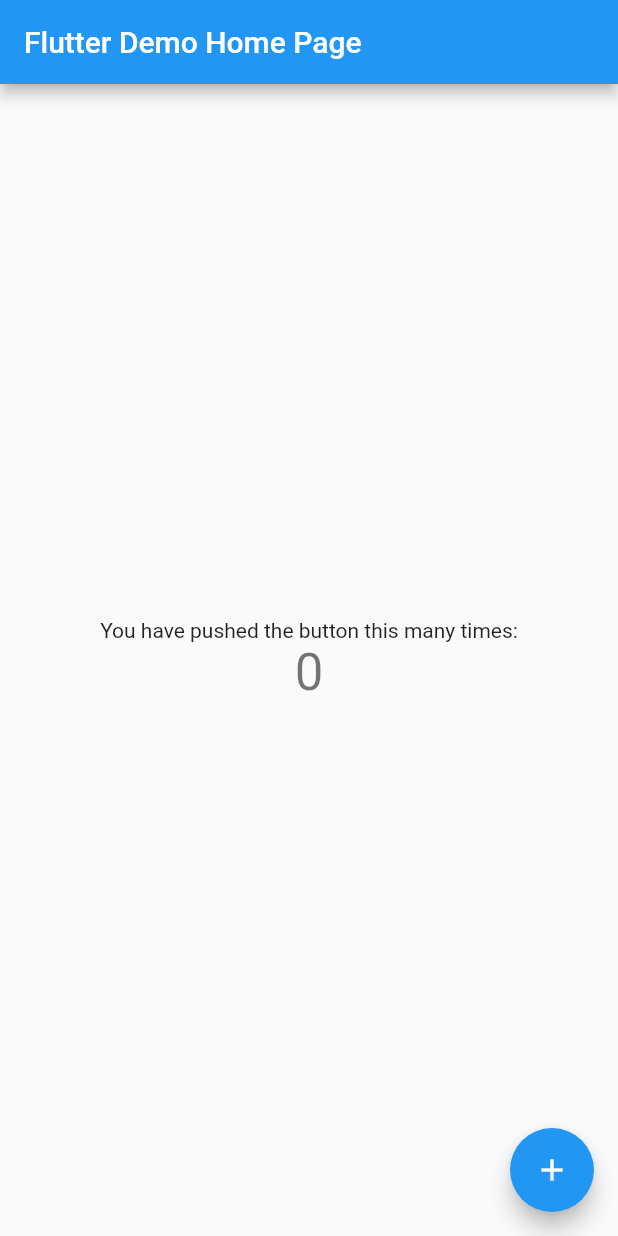
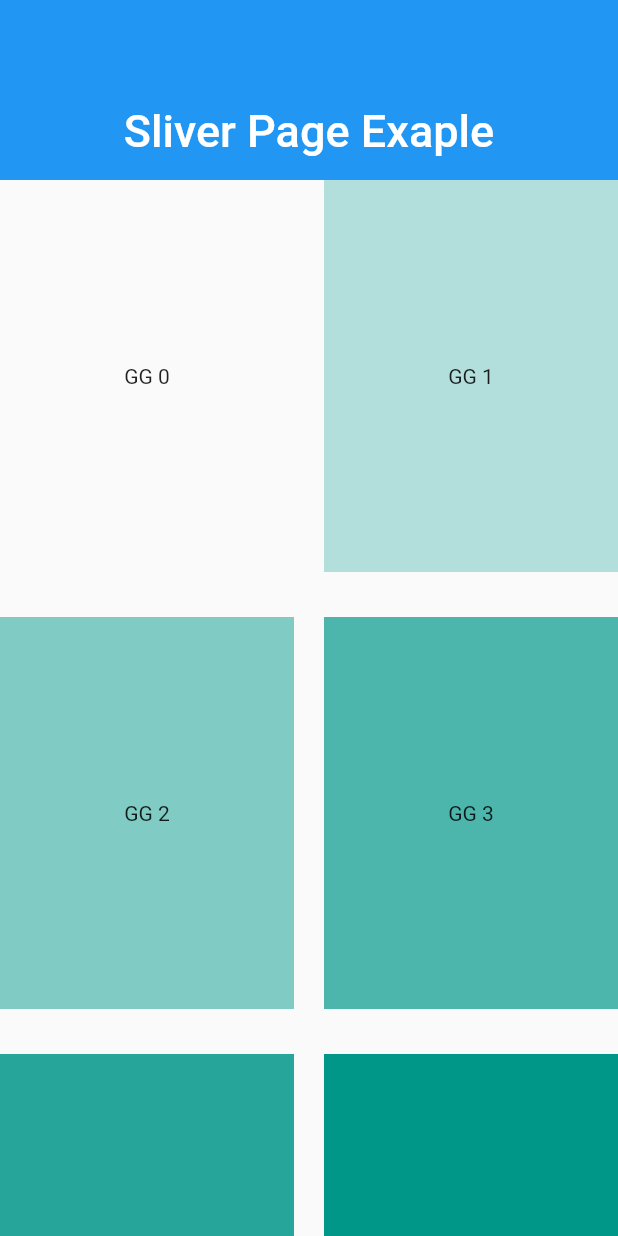
Before and after one commit to JhonnathaMonteiro/flutter_templates, a Flutter app: the screen it shows after launch, on a phone screen of 412 x 824 dp. Run offline on Flutter 3.47's test engine with Material 2 defaults, Android fonts, the phone set to English and light mode, and no system bars.

Commit message:
added slivers

```diff
--- a/lib/main.dart
+++ b/lib/main.dart
@@ -1,117 +1,10 @@
 import 'package:flutter/material.dart';
+import 'package:base_templates/screens/carousel_templates/sliver_page.dart';
+import 'package:base_templates/screens/carousel_templates/nested_page_view.dart';
 
-void main() {
-  runApp(MyApp());
-}
-
-class MyApp extends StatelessWidget {
-  // This widget is the root of your application.
-  @override
-  Widget build(BuildContext context) {
-    return MaterialApp(
-      title: 'Flutter Demo',
-      theme: ThemeData(
-        // This is the theme of your application.
-        //
-        // Try running your application with "flutter run". You'll see the
-        // application has a blue toolbar. Then, without quitting the app, try
-        // changing the primarySwatch below to Colors.green and then invoke
-        // "hot reload" (press "r" in the console where you ran "flutter run",
-        // or simply save your changes to "hot reload" in a Flutter IDE).
-        // Notice that the counter didn't reset back to zero; the application
-        // is not restarted.
-        primarySwatch: Colors.blue,
-        // This makes the visual density adapt to the platform that you run
-        // the app on. For desktop platforms, the controls will be smaller and
-        // closer together (more dense) than on mobile platforms.
-        visualDensity: VisualDensity.adaptivePlatformDensity,
+void main() => runApp(
+      MaterialApp(
+        debugShowCheckedModeBanner: false,
+        home: HomePageSliverPage(),
       ),
-      home: MyHomePage(title: 'Flutter Demo Home Page'),
     );
-  }
-}
-
-class MyHomePage extends StatefulWidget {
-  MyHomePage({Key key, this.title}) : super(key: key);
-
-  // This widget is the home page of your application. It is stateful, meaning
-  // that it has a State object (defined below) that contains fields that affect
-  // how it looks.
-
-  // This class is the configuration for the state. It holds the values (in this
-  // case the title) provided by the parent (in this case the App widget) and
-  // used by the build method of the State. Fields in a Widget subclass are
-  // always marked "final".
-
-  final String title;
-
-  @override
-  _MyHomePageState createState() => _MyHomePageState();
-}
-
-class _MyHomePageState extends State<MyHomePage> {
-  int _counter = 0;
-
-  void _incrementCounter() {
-    setState(() {
-      // This call to setState tells the Flutter framework that something has
-      // changed in this State, which causes it to rerun the build method below
-      // so that the display can reflect the updated values. If we changed
-      // _counter without calling setState(), then the build method would not be
-      // called again, and so nothing would appear to happen.
-      _counter++;
-    });
-  }
-
-  @override
-  Widget build(BuildContext context) {
-    // This method is rerun every time setState is called, for instance as done
-    // by the _incrementCounter method above.
-    //
-    // The Flutter framework has been optimized to make rerunning build methods
-    // fast, so that you can just rebuild anything that needs updating rather
-    // than having to individually change instances of widgets.
-    return Scaffold(
-      appBar: AppBar(
-        // Here we take the value from the MyHomePage object that was created by
-        // the App.build method, and use it to set our appbar title.
-        title: Text(widget.title),
-      ),
-      body: Center(
-        // Center is a layout widget. It takes a single child and positions it
-        // in the middle of the parent.
-        child: Column(
-          // Column is also a layout widget. It takes a list of children and
-          // arranges them vertically. By default, it sizes itself to fit its
-          // children horizontally, and tries to be as tall as its parent.
-          //
-          // Invoke "debug painting" (press "p" in the console, choose the
-          // "Toggle Debug Paint" action from the Flutter Inspector in Android
-          // Studio, or the "Toggle Debug Paint" command in Visual Studio Code)
-          // to see the wireframe for each widget.
-          //
-          // Column has various properties to control how it sizes itself and
-          // how it positions its children. Here we use mainAxisAlignment to
-          // center the children vertically; the main axis here is the vertical
-          // axis because Columns are vertical (the cross axis would be
-          // horizontal).
-          mainAxisAlignment: MainAxisAlignment.center,
-          children: <Widget>[
-            Text(
-              'You have pushed the button this many times:',
-            ),
-            Text(
-              '$_counter',
-              style: Theme.of(context).textTheme.headline4,
-            ),
-          ],
-        ),
-      ),
-      floatingActionButton: FloatingActionButton(
-        onPressed: _incrementCounter,
-        tooltip: 'Increment',
-        child: Icon(Icons.add),
-      ), // This trailing comma makes auto-formatting nicer for build methods.
-    );
-  }
-}
--- /dev/null
+++ b/lib/screens/carousel_templates/sliver_page.dart
@@ -0,0 +1,69 @@
+import 'package:flutter/material.dart';
+
+class HomePageSliverPage extends StatefulWidget {
+  @override
+  _HomePageSliverPageState createState() => _HomePageSliverPageState();
+}
+
+class _HomePageSliverPageState extends State<HomePageSliverPage> {
+  @override
+  Widget build(BuildContext context) {
+    return Scaffold(
+      body: _buildScrollable(context),
+    );
+  }
+
+  _buildScrollable(BuildContext context) {
+    return CustomScrollView(
+      slivers: <Widget>[
+        SliverAppBar(
+          expandedHeight: 120.0,
+          pinned: true,
+          flexibleSpace: FlexibleSpaceBar(
+            centerTitle: true,
+            title: Text("Sliver Page Exaple"),
+          ),
+        ),
+        SliverGrid(
+          gridDelegate: SliverGridDelegateWithMaxCrossAxisExtent(
+            maxCrossAxisExtent: 200.0,
+            mainAxisSpacing: 30.0,
+            crossAxisSpacing: 20.0,
+            childAspectRatio: 3 / 4,
+          ),
+          delegate: SliverChildBuilderDelegate(
+            (BuildContext context, int index) {
+              return Container(
+                height: 60,
+                width: 60,
+                alignment: Alignment.center,
+                color: Colors.teal[100 * (index % 9)],
+                child: Center(child: Text('GG $index')),
+              );
+            },
+            childCount: 20,
+          ),
+        ),
+        SliverList(
+          delegate: SliverChildBuilderDelegate(
+            (context, index) {
+              return Container(
+                height: 50,
+                margin: EdgeInsets.all(10),
+                alignment: Alignment.center,
+                color: Colors.lightBlue[100 * (index % 9)],
+                child: Text(
+                  'List Item $index',
+                  style: TextStyle(
+                    fontSize: 20,
+                    fontWeight: FontWeight.bold,
+                  ),
+                ),
+              );
+            },
+          ),
+        ),
+      ],
+    );
+  }
+}
```
Also changed, not shown: lib/screens/carousel_templates/nested_page_view.dart (added, +59 -0 lines).
